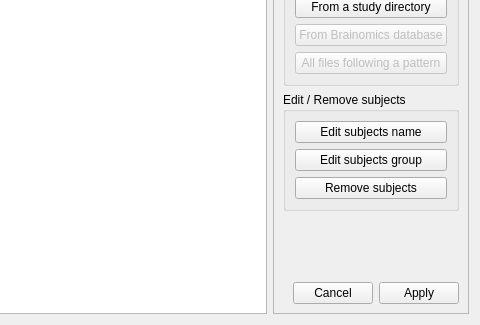
Before: the Qt Designer form morphologist/gui/ui/study_editor_widget.ui in brainvisa/morphologist, drawn with Qt 5; both pictures show x 82 to 562 and y 235 to 560 of the 562 by 560 pixel window.
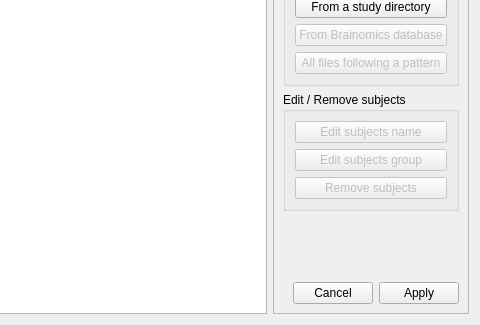
After: the same form once the commit is applied. Icons and pictures are not drawn.

Commit message:
ENH: edition buttons are disable if no subjects selected
+ del shortcut
+ server url for brainomics database is not editable

```diff
--- a/morphologist/gui/ui/study_editor_widget.ui
+++ b/morphologist/gui/ui/study_editor_widget.ui
@@ -323,7 +323,7 @@
            <item>
             <widget class="QPushButton" name="edit_subjects_name_button">
              <property name="enabled">
-              <bool>true</bool>
+              <bool>false</bool>
              </property>
              <property name="text">
               <string>Edit subjects name</string>
@@ -333,7 +333,7 @@
            <item>
             <widget class="QPushButton" name="edit_subjects_group_button">
              <property name="enabled">
-              <bool>true</bool>
+              <bool>false</bool>
              </property>
              <property name="text">
               <string>Edit subjects group</string>
@@ -343,7 +343,7 @@
            <item>
             <widget class="QPushButton" name="remove_subjects_button">
              <property name="enabled">
-              <bool>true</bool>
+              <bool>false</bool>
              </property>
              <property name="text">
               <string>Remove subjects</string>
```
Left out of the diff: 3 changed lines with no effect on the pictures. The commit also changes 2 other files.
